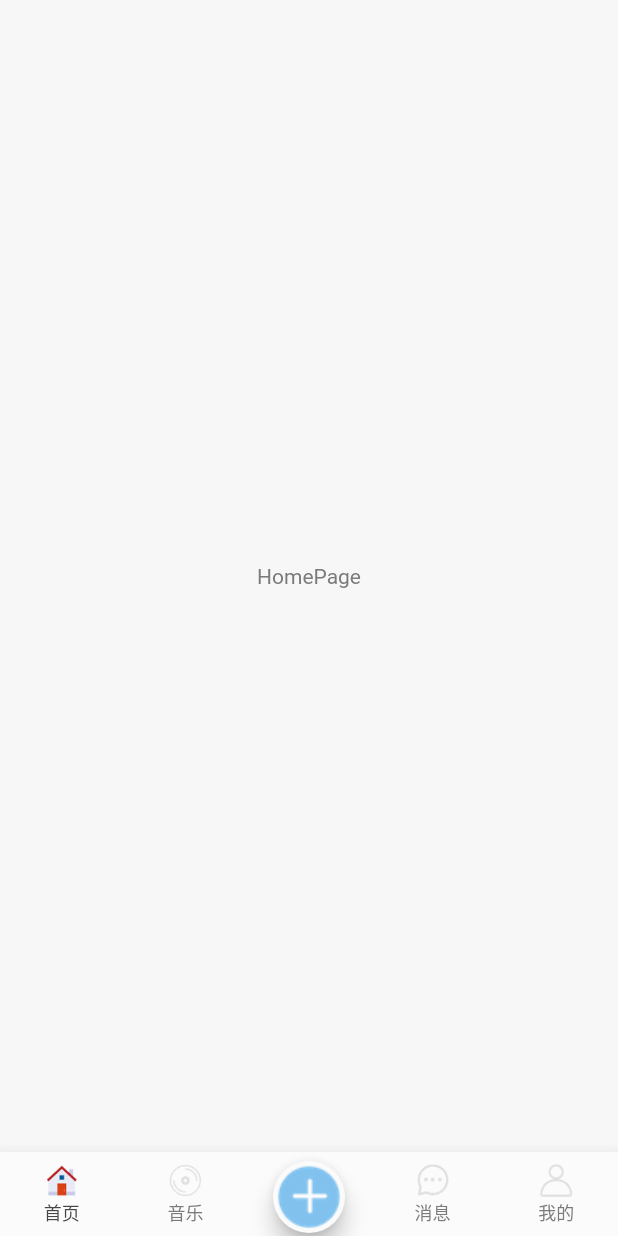
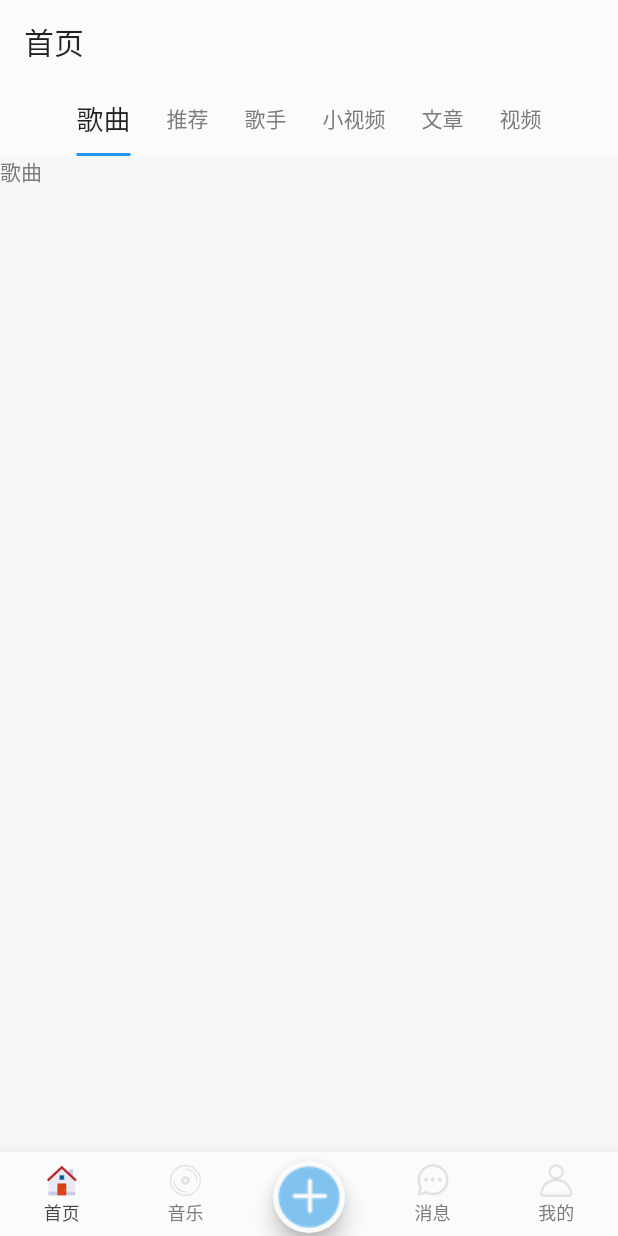
Before and after one commit to No88/DuQin, a Flutter app: the screen it shows after launch, on a phone screen of 412 x 824 dp. Run offline on Flutter 3.47's test engine with Material 2 defaults, Android fonts, the phone set to English and light mode, and no system bars.

Commit message:
add:首页增加Tabbar

```diff
--- a/duqin/lib/config/app_theme.dart
+++ b/duqin/lib/config/app_theme.dart
@@ -7,6 +7,19 @@ final ThemeData themeData = ThemeData(
 
   /// 主题色
   primaryColor: AppColors.primary,
+
+  /// 去除Tabbar阴影
+  appBarTheme: AppBarTheme(
+    backgroundColor: AppColors.nav,
+    elevation: 0,
+  ),
+
+  /// tabbar的样式
+  tabBarTheme: TabBarTheme(
+      unselectedLabelColor: AppColors.unactive,
+      indicatorSize: TabBarIndicatorSize.label,
+      labelStyle: TextStyle(fontSize: 18),
+      labelPadding: EdgeInsets.symmetric(horizontal: 12)),
 
   /// 文字颜色
   textTheme: TextTheme(
--- a/duqin/lib/view/root_pages/home_page.dart
+++ b/duqin/lib/view/root_pages/home_page.dart
@@ -7,12 +7,56 @@ class HomePage extends StatefulWidget {
   _HomePageState createState() => _HomePageState();
 }
 
-class _HomePageState extends State<HomePage> {
+class _HomePageState extends State<HomePage> with TickerProviderStateMixin {
+  final List<Widget> _tabs = [
+    Tab(text: '歌曲'),
+    Tab(text: '推荐'),
+    Tab(text: '歌手'),
+    Tab(text: '小视频'),
+    Tab(text: '文章'),
+    Tab(text: '视频'),
+  ];
+
+  final List<Widget> _pages = [
+    Text('歌曲'),
+    Text('推荐'),
+    Text('歌手'),
+    Text('小视频'),
+    Text('文章'),
+    Text('视频'),
+  ];
+
+  TabController _tabController;
+
+  @override
+  void dispose() {
+    _tabController.dispose();
+    super.dispose();
+  }
+
+  @override
+  void initState() {
+    _tabController = TabController(
+      length: _tabs.length,
+      vsync: this,
+    );
+    super.initState();
+  }
+
   @override
   Widget build(BuildContext context) {
-    return Container(
-      child: Center(
-        child: Text('HomePage'),
+    return Scaffold(
+      appBar: AppBar(
+        title: Text('首页'),
+        bottom: TabBar(
+          tabs: _tabs,
+          controller: _tabController,
+          isScrollable: true,
+        ),
+      ),
+      body: TabBarView(
+        children: _pages,
+        controller: _tabController,
       ),
     );
   }
```
